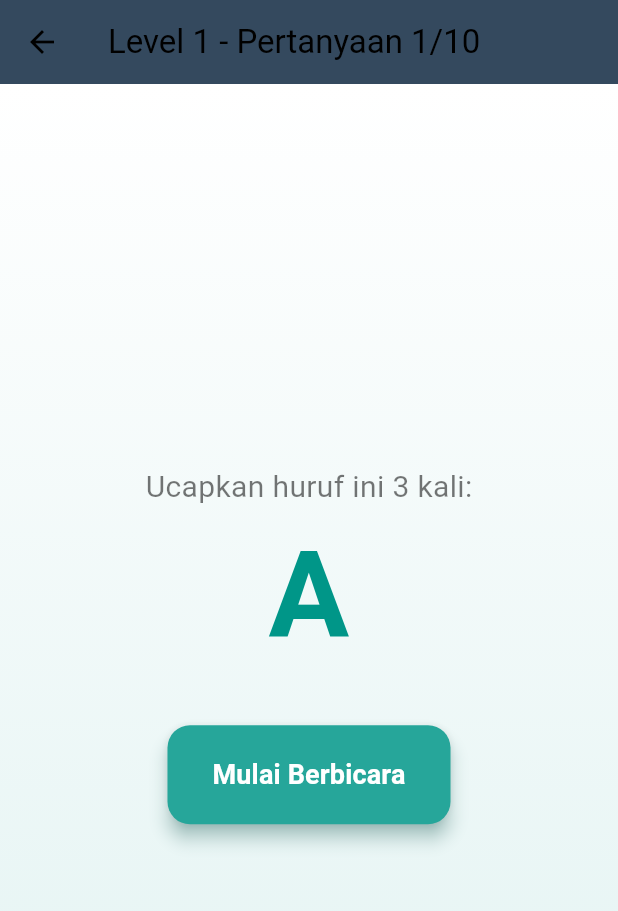
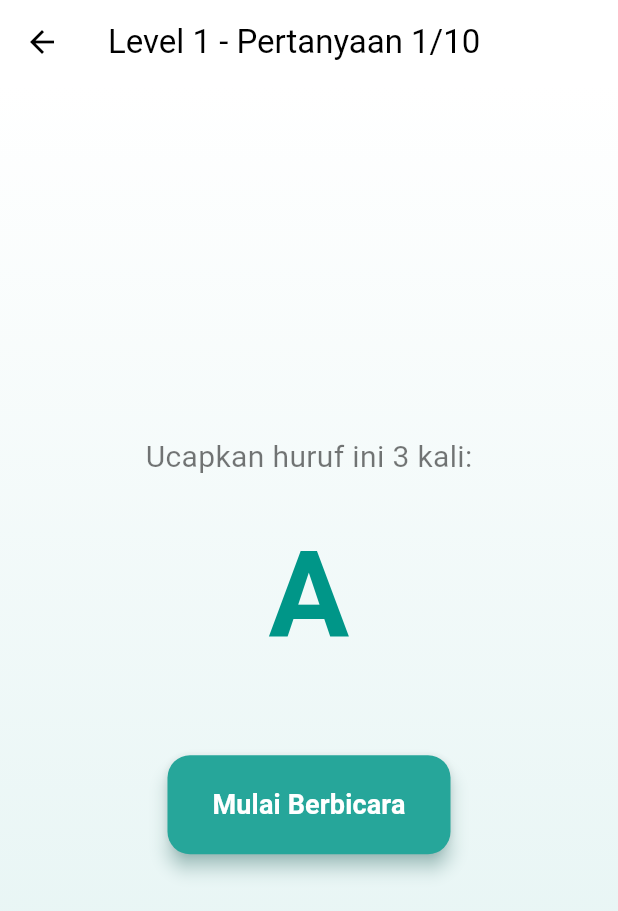
Before and after one commit to faizinkholiq/say-it, a Flutter app: the screen it shows after launch, after a tap on an icon or button, on a phone screen of 412 x 824 dp. Shown: the top 911 px of the screen. Run offline on Flutter 3.47's test engine with Material 3 defaults, Android fonts, the phone set to English and light mode, and no system bars; our stand-ins replace flutter_tts, speech_to_text.

Commit message:
fix: styling

```diff
--- a/lib/pages/home_page.dart
+++ b/lib/pages/home_page.dart
@@ -34,7 +34,7 @@ class HomePage extends StatelessWidget {
                   'Say It!',
                   style: TextStyle(
                     fontSize: 48,
-                    fontWeight: FontWeight.bold,
+                    fontWeight: FontWeight.w800,
                     color: Color.fromARGB(255, 26, 188, 156),
                   ),
                 ),
@@ -42,13 +42,13 @@ class HomePage extends StatelessWidget {
                 Text(
                   'Silahkan pilih level',
                   style: TextStyle(
-                    fontSize: 16,
+                    fontSize: 20,
                     color: isDarkMode ? Colors.white70 : Colors.black54,
                   ),
                 ),
                 const SizedBox(height: 40),
                 SizedBox(
-                  width: screenWidth * 0.65,
+                  width: screenWidth * 0.8,
                   child: Column(
                     children: [
                       _buildLevelCard(
@@ -69,7 +69,7 @@ class HomePage extends StatelessWidget {
                     ],
                   ),
                 ),
-                const SizedBox(height: 40),
+                const SizedBox(height: 100),
                 IconButton(
                   icon: Icon(
                     isDarkMode ? Icons.light_mode : Icons.dark_mode,
@@ -125,7 +125,7 @@ class HomePage extends StatelessWidget {
                     Text(
                       'Level $level',
                       style: TextStyle(
-                        fontSize: 18,
+                        fontSize: 24,
                         fontWeight: FontWeight.bold,
                         color: isDarkMode ? Colors.white : Colors.black,
                       ),
@@ -134,7 +134,7 @@ class HomePage extends StatelessWidget {
                     Text(
                       subtitle,
                       style: TextStyle(
-                        fontSize: 14,
+                        fontSize: 18,
                         color: isDarkMode ? Colors.white70 : Colors.black54,
                       ),
                     ),
--- a/lib/pages/quiz_page.dart
+++ b/lib/pages/quiz_page.dart
@@ -22,7 +22,6 @@ class _QuizPageState extends State<QuizPage>
   late List<String> _selectedSentences;
   late AnimationController _animationController;
   late Animation<double> _scaleAnimation;
-  double _soundLevel = 0;
   bool _showHint = false;
 
   @override
@@ -119,7 +118,9 @@ class _QuizPageState extends State<QuizPage>
               'Level ${quizState.currentLevel} - Pertanyaan ${quizState.currentQuestionIndex + 1}/10',
               style: TextStyle(color: isDarkMode ? Colors.white : Colors.black),
             ),
-            backgroundColor: Color.fromARGB(255, 52, 73, 94),
+            backgroundColor: isDarkMode
+                ? Color.fromARGB(255, 52, 73, 94)
+                : Colors.white,
             elevation: 0,
           ),
           body: Container(
@@ -150,6 +151,7 @@ class _QuizPageState extends State<QuizPage>
                         color: isDarkMode ? Colors.white70 : Colors.black54,
                       ),
                     ),
+                    const SizedBox(height: 20),
                     ScaleTransition(
                       scale: _scaleAnimation,
                       child: _buildContentDisplay(
@@ -158,21 +160,7 @@ class _QuizPageState extends State<QuizPage>
                         isDarkMode,
                       ),
                     ),
-                    if (_showHint && quizState.currentLevel == 2)
-                      Padding(
-                        padding: const EdgeInsets.symmetric(vertical: 10),
-                        child: Text(
-                          'Tips: Ucapkan dengan jelas dan perlahan',
-                          style: TextStyle(
-                            fontSize: 14,
-                            fontStyle: FontStyle.italic,
-                            color: isDarkMode
-                                ? Colors.amber.shade200
-                                : Colors.teal.shade700,
-                          ),
-                        ),
-                      ),
-                    const SizedBox(height: 30),
+                    const SizedBox(height: 50),
                     _buildSpeechButton(
                       context,
                       quizState,
@@ -341,11 +329,6 @@ class _QuizPageState extends State<QuizPage>
       listenFor: const Duration(seconds: 5),
       pauseFor: const Duration(seconds: 3),
       localeId: 'id-ID',
-      onSoundLevelChange: (level) {
-        setState(() {
-          _soundLevel = (level ?? 0) / 100;
-        });
-      },
       listenOptions: stt.SpeechListenOptions(
         cancelOnError: true,
         partialResults: true,
@@ -438,8 +421,7 @@ class _QuizPageState extends State<QuizPage>
           mainAxisSize: MainAxisSize.min,
           children: [
             Text(
-              'Anda menyelesaikan Level ${quizState.currentLevel} '
-              'dengan nilai $score/10!',
+              'Anda menyelesaikan Level ${quizState.currentLevel} ',
               style: TextStyle(
                 color: isDarkMode ? Colors.white70 : Colors.black87,
               ),
```
